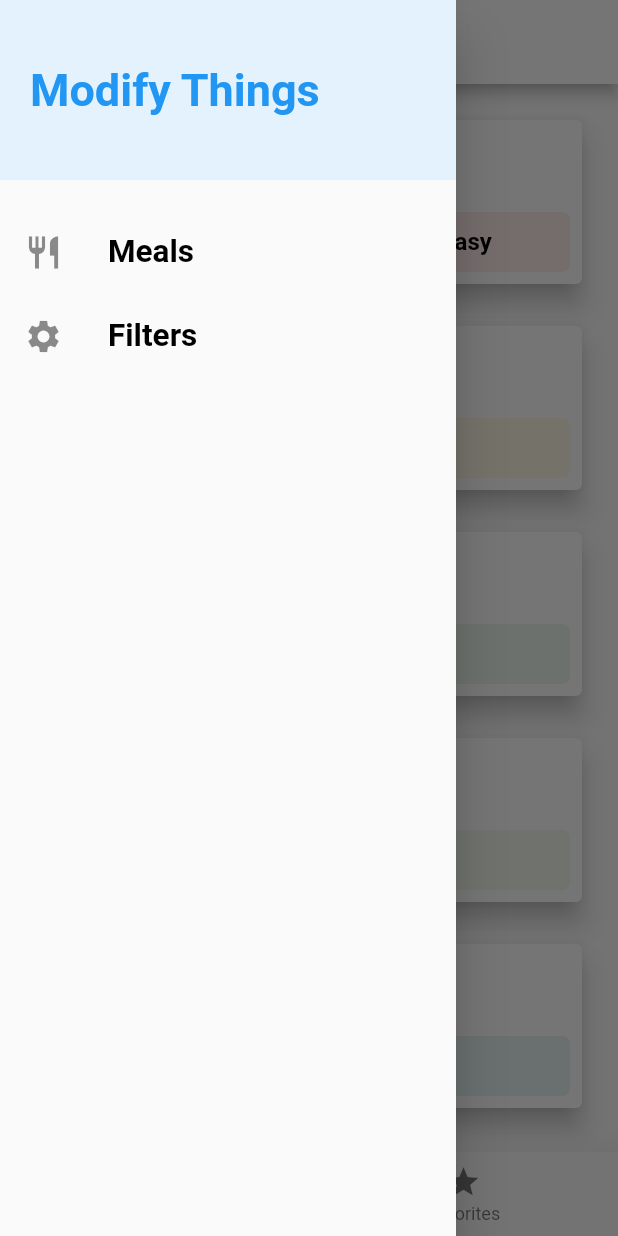
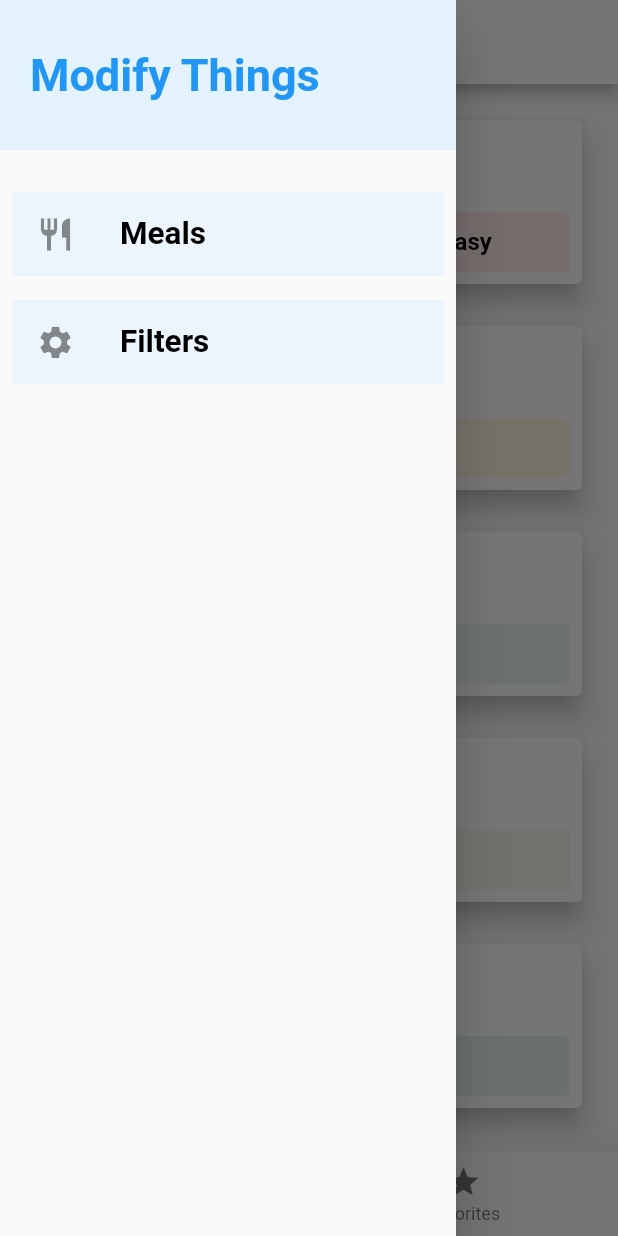
Before and after one commit to davidaodejobi/Flutter-and-Dart-Course, a Flutter app: the screen it shows after launch, with the side drawer open, on a phone screen of 412 x 824 dp. Run offline on Flutter 3.47's test engine with Material 2 defaults, Android fonts, the phone set to English and light mode, and no system bars; our stand-ins replace flutter_svg, google_fonts; Roboto replaces fonts that are missing (Lancelot).

Commit message:
made few alterations

```diff
--- a/meal_app/lib/components/mealapp_theme.dart
+++ b/meal_app/lib/components/mealapp_theme.dart
@@ -111,6 +111,7 @@ class MealAppTheme {
       bottomNavigationBarTheme: BottomNavigationBarThemeData(
         backgroundColor: Colors.black.withOpacity(0.5),
         selectedItemColor: Colors.white,
+        unselectedItemColor: Colors.grey.withOpacity(0.5),
       ),
       textTheme: darkTextTheme,
     );
--- a/meal_app/lib/screens/category_meal_screen.dart
+++ b/meal_app/lib/screens/category_meal_screen.dart
@@ -1,6 +1,4 @@
 import 'package:flutter/material.dart';
-import 'package:flutter_svg/flutter_svg.dart';
-import 'package:meal_app/components/dummy_data.dart';
 
 import '/models/meals.dart';
 import '/widgets/meal_item.dart';
--- a/meal_app/lib/widgets/category_item.dart
+++ b/meal_app/lib/widgets/category_item.dart
@@ -42,14 +42,11 @@ class CategoryItem extends StatelessWidget {
               crossAxisAlignment: CrossAxisAlignment.start,
               mainAxisAlignment: MainAxisAlignment.spaceBetween,
               children: [
-                Hero(
-                  tag: id!,
-                  child: SvgPicture.asset(
-                    //assets\icons\sauce.svg
-                    svg!,
-                    height: 60,
-                    fit: BoxFit.fitHeight,
-                  ),
+                SvgPicture.asset(
+                  //assets\icons\sauce.svg
+                  svg!,
+                  height: 60,
+                  fit: BoxFit.fitHeight,
                 ),
                 Container(
                   height: 40,
--- a/meal_app/lib/widgets/main_drawer.dart
+++ b/meal_app/lib/widgets/main_drawer.dart
@@ -7,7 +7,10 @@ class MainDrawer extends StatelessWidget {
 
   Widget buildListTile(BuildContext context, String title, IconData icon,
       VoidCallback tapHandler) {
-    return ListTile(
+    return Container(
+      margin: const EdgeInsets.all(8),
+      color: Theme.of(context).secondaryHeaderColor.withOpacity(0.6),
+      child: ListTile(
         leading: Icon(
           icon,
           size: 26,
@@ -17,6 +20,7 @@ class MainDrawer extends StatelessWidget {
           style: Theme.of(context).textTheme.headline2,
         ),
         onTap: tapHandler,
+      ),
     );
   }
 
@@ -26,7 +30,7 @@ class MainDrawer extends StatelessWidget {
       child: Column(
         children: <Widget>[
           Container(
-            height: 120,
+            height: 100,
             width: double.infinity,
             padding: const EdgeInsets.all(20),
             alignment: Alignment.centerLeft,
```
Lines whose indentation alone changed are shown as unchanged.
